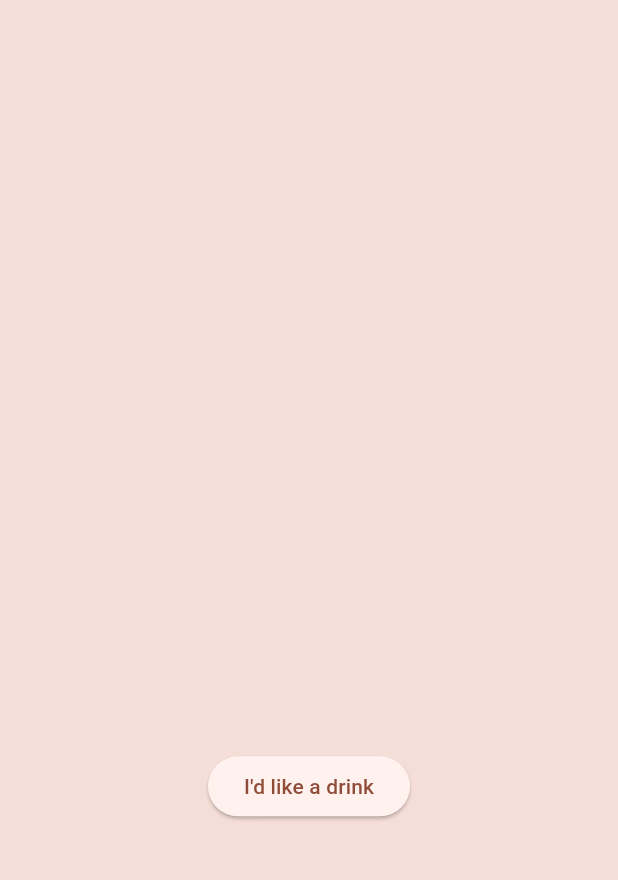
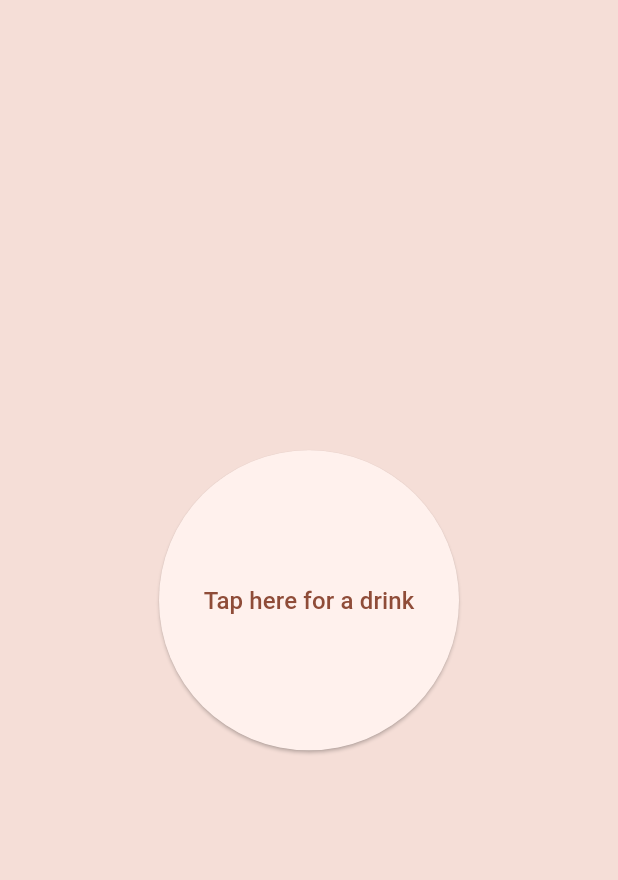
Before and after one commit to aurelija-bellerby/cocktail_carousel, a Flutter app: the screen it shows after launch, on a phone screen of 412 x 824 dp, the part 199-1079 px from its top. Run offline on Flutter 3.47's test engine with Material 2 defaults, Android fonts, the phone set to English and light mode, and no system bars; Roboto replaces fonts that are missing (RaleWay).

```diff
--- a/lib/main_menu.dart
+++ b/lib/main_menu.dart
@@ -34,12 +34,20 @@ class MainMenu extends StatelessWidget {
             ),
           ],
         ),
-        const SizedBox(height: 500),
+        const SizedBox(height: 300),
         ElevatedButton(
           onPressed: () {
             appState.getDrink();
           },
-          child: const Text("I'd like a drink"),
+          style: ElevatedButton.styleFrom(
+              fixedSize: const Size(200, 200), shape: const CircleBorder()),
+          child: const Text(
+            "Tap here for a drink",
+            style: TextStyle(
+              fontSize: 16,
+              height: 1.3,
+            ),
+          ),
         ),
       ],
     );
```
Also changed, not shown: lib/drink_card.dart (+11 -2 lines), lib/search_result.dart (+23 -4 lines).
